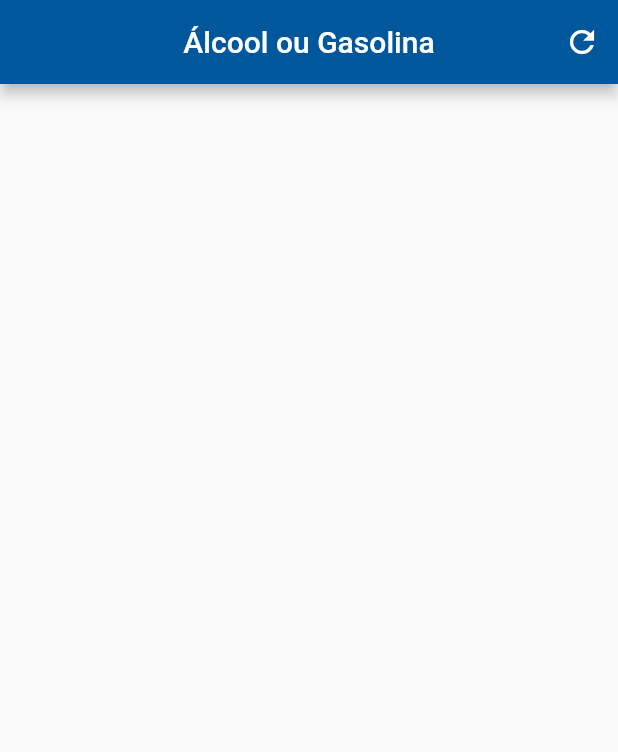
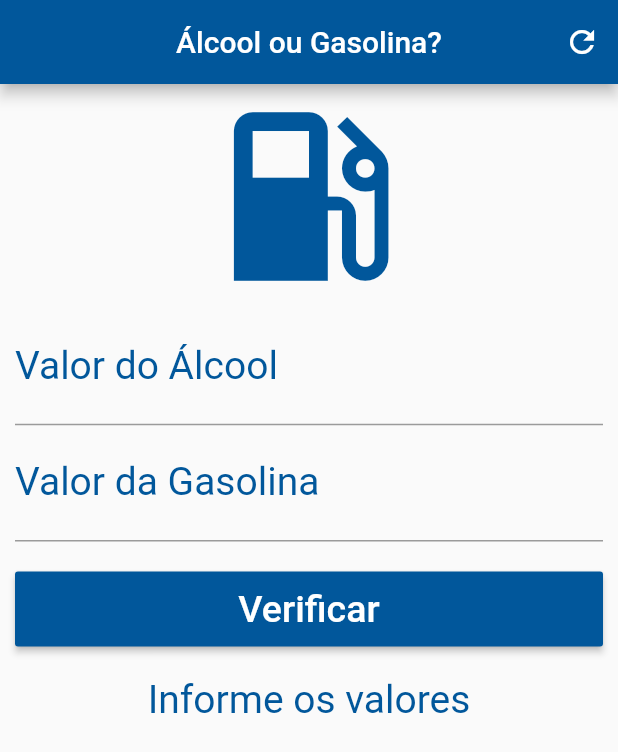
Before and after one commit to Yurih1/Flutter, a Flutter app: the screen it shows after launch, on a phone screen of 412 x 824 dp. Shown: the top 752 px of the screen. Run offline on Flutter 3.47's test engine with Material 2 defaults, Android fonts, the phone set to English and light mode, and no system bars.

Commit message:
First application

```diff
--- a/alcool_gasolina/alcool_gasolina/lib/main.dart
+++ b/alcool_gasolina/alcool_gasolina/lib/main.dart
@@ -1,7 +1,10 @@
 import 'package:flutter/material.dart';
 
 void main() {
-  runApp(MaterialApp(home: Home()));
+  runApp(MaterialApp(
+    home: Home(),
+    debugShowCheckedModeBanner: false,
+  ));
 }
 
 class Home extends StatefulWidget {
@@ -10,18 +13,119 @@
 }
 
 class _HomeState extends State<Home> {
+  TextEditingController alcoolController = TextEditingController();
+  TextEditingController gasolinaController = TextEditingController();
+  String _resultado = "Informe os valores";
+  GlobalKey<FormState> _formKey = GlobalKey<FormState>();
+
+  void _reset() {
+    alcoolController.text = "";
+    gasolinaController.text = "";
+    setState(() {
+      _resultado = "Informe os valores";
+      _formKey = GlobalKey<FormState>();
+    });
+  }
+
+  void _calculaCombustivelIdeal() {
+    setState(() {
+      double vAlcool = double.parse(alcoolController.text.replaceAll(',', '.'));
+      double vGasolina =
+          double.parse(gasolinaController.text.replaceAll(',', '.'));
+      double proporcao = vAlcool / vGasolina;
+
+      _resultado =
+          (proporcao < 0.7) ? "Abasteça com Álcool" : "Abasteça com Gasolina!";
+    });
+
+    // if(proporcao < 0.7) {
+    //   _resultado = "Abasteça com Álcool";
+    // } else {
+    //   _resultado = "Abasteça com Gasolina";
+    // }
+  }
+
   @override
   Widget build(BuildContext context) {
     return Scaffold(
         appBar: AppBar(
-        title:
-            Text("Álcool ou Gasolina", style: TextStyle(color: Colors.white)),
+          title: Text(
+            "Álcool ou Gasolina?",
+            style: TextStyle(color: Colors.white),
+          ),
           centerTitle: true,
           backgroundColor: Colors.lightBlue[900],
           actions: <Widget>[
-          IconButton(icon: Icon(Icons.refresh), onPressed: () {})
+            IconButton(
+                icon: Icon(Icons.refresh),
+                onPressed: () {
+                  _reset();
+                })
           ],
         ),
-    );
+        body: SingleChildScrollView(
+          padding: EdgeInsets.fromLTRB(10.0, 0, 10.0, 0),
+          child: Form(
+            key: _formKey,
+            child: Column(
+              crossAxisAlignment: CrossAxisAlignment.stretch,
+              children: <Widget>[
+                Icon(
+                  Icons.local_gas_station,
+                  size: 150.0,
+                  color: Colors.lightBlue[900],
+                ),
+                TextFormField(
+                  controller: alcoolController,
+                  textAlign: TextAlign.center,
+                  keyboardType: TextInputType.number,
+                  validator: (value) =>
+                      value.isEmpty ? "Infrome o valor do Álcool" : null,
+                  decoration: InputDecoration(
+                    labelText: "Valor do Álcool",
+                    labelStyle: TextStyle(color: Colors.lightBlue[900]),
+                  ),
+                  style:
+                      TextStyle(color: Colors.lightBlue[900], fontSize: 26.0),
+                ),
+                TextFormField(
+                  controller: gasolinaController,
+                  textAlign: TextAlign.center,
+                  keyboardType: TextInputType.number,
+                  validator: (value) =>
+                      value.isEmpty ? "Informe o valor da gasolina!" : null,
+                  decoration: InputDecoration(
+                      labelText: "Valor da Gasolina",
+                      labelStyle: TextStyle(color: Colors.lightBlue[900])),
+                  style:
+                      TextStyle(color: Colors.lightBlue[900], fontSize: 26.0),
+                ),
+                Padding(
+                  padding: EdgeInsets.only(top: 20.0, bottom: 20.0),
+                  child: Container(
+                    height: 50.0,
+                    child: RaisedButton(
+                      onPressed: () {
+                        if (_formKey.currentState.validate())
+                          _calculaCombustivelIdeal();
+                      },
+                      child: Text(
+                        "Verificar",
+                        style: TextStyle(color: Colors.white, fontSize: 25.0),
+                      ),
+                      color: Colors.lightBlue[900],
+                    ),
+                  ),
+                ),
+                Text(
+                  _resultado,
+                  textAlign: TextAlign.center,
+                  style:
+                      TextStyle(color: Colors.lightBlue[900], fontSize: 26.0),
+                )
+              ],
+            ),
+          ),
+        ));
   }
 }
```
Lines whose indentation alone changed are shown as unchanged.
